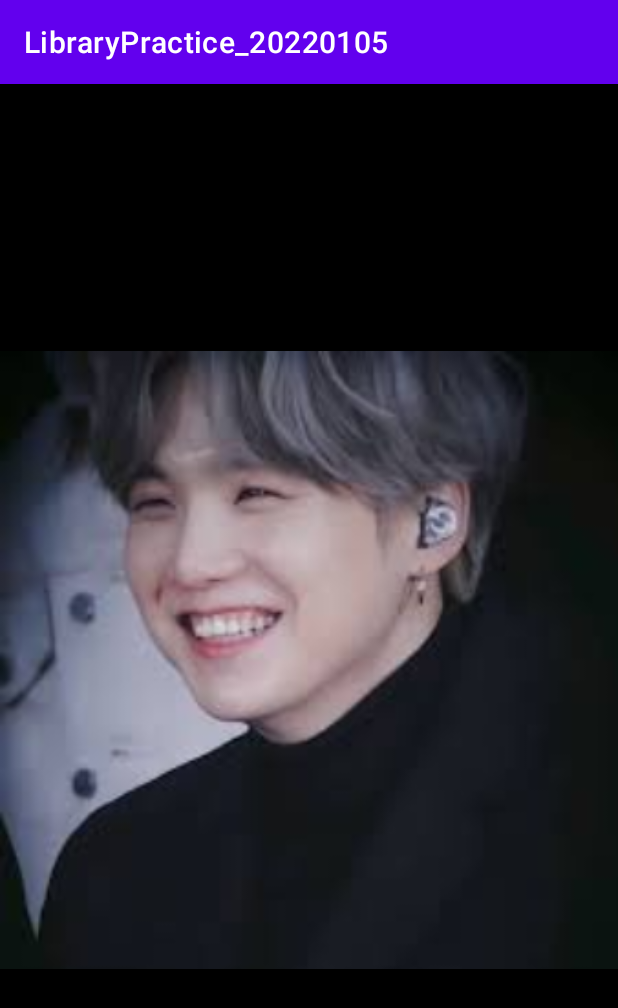
After one commit to ooooo5h/LibraryPractice_20220105, an Android app: the ViewPhotoActivity screen opened directly, with no data from a screen before it, on a phone screen of 412 x 824 dp. The commit adds this screen. Shown: the top 1008 px of the screen. Run offline under Robolectric (Android 15) with nearby library versions, the phone set to English and light mode, and no system bars.

Commit message:
사진 크게 보기 화면 추가

```diff
--- a/app/src/main/AndroidManifest.xml
+++ b/app/src/main/AndroidManifest.xml
@@ -10,6 +10,9 @@
         android:supportsRtl="true"
         android:theme="@style/Theme.LibraryPractice_20220105">
         <activity
+            android:name=".ViewPhotoActivity"
+            android:exported="true" />
+        <activity
             android:name=".MainActivity"
             android:exported="true">
             <intent-filter>
--- a/app/src/main/java/com/neppplus/librarypractice_20220105/MainActivity.kt
+++ b/app/src/main/java/com/neppplus/librarypractice_20220105/MainActivity.kt
@@ -1,11 +1,22 @@
 package com.neppplus.librarypractice_20220105
 
+import android.content.Intent
 import androidx.appcompat.app.AppCompatActivity
 import android.os.Bundle
+import kotlinx.android.synthetic.main.activity_main.*
 
 class MainActivity : AppCompatActivity() {
     override fun onCreate(savedInstanceState: Bundle?) {
         super.onCreate(savedInstanceState)
         setContentView(R.layout.activity_main)
+
+        imgProfilePhoto.setOnClickListener {
+
+//            사진을 누르면, 큰 화면으로 진입(Intent -> 추가 액티비티 필요)
+            val myIntent = Intent(this, ViewPhotoActivity::class.java)
+            startActivity(myIntent)
+
+        }
+
     }
 }
--- /dev/null
+++ b/app/src/main/java/com/neppplus/librarypractice_20220105/ViewPhotoActivity.kt
@@ -0,0 +1,11 @@
+package com.neppplus.librarypractice_20220105
+
+import androidx.appcompat.app.AppCompatActivity
+import android.os.Bundle
+
+class ViewPhotoActivity : AppCompatActivity() {
+    override fun onCreate(savedInstanceState: Bundle?) {
+        super.onCreate(savedInstanceState)
+        setContentView(R.layout.activity_view_photo)
+    }
+}
--- a/app/src/main/res/layout/activity_main.xml
+++ b/app/src/main/res/layout/activity_main.xml
@@ -16,6 +16,7 @@
         android:gravity="center">
 
         <de.hdodenhof.circleimageview.CircleImageView
+            android:id="@+id/imgProfilePhoto"
             android:src="@drawable/yoongi"
             android:scaleType="centerCrop"
             android:layout_width="100dp"
--- /dev/null
+++ b/app/src/main/res/layout/activity_view_photo.xml
@@ -0,0 +1,16 @@
+<?xml version="1.0" encoding="utf-8"?>
+<LinearLayout xmlns:android="http://schemas.android.com/apk/res/android"
+    xmlns:app="http://schemas.android.com/apk/res-auto"
+    xmlns:tools="http://schemas.android.com/tools"
+    android:layout_width="match_parent"
+    android:layout_height="match_parent"
+    android:orientation="vertical"
+    android:background="@color/black"
+    tools:context=".ViewPhotoActivity">
+
+    <ImageView
+        android:layout_width="match_parent"
+        android:layout_height="match_parent"
+        android:src="@drawable/yoongi"/>
+
+</LinearLayout>
```
